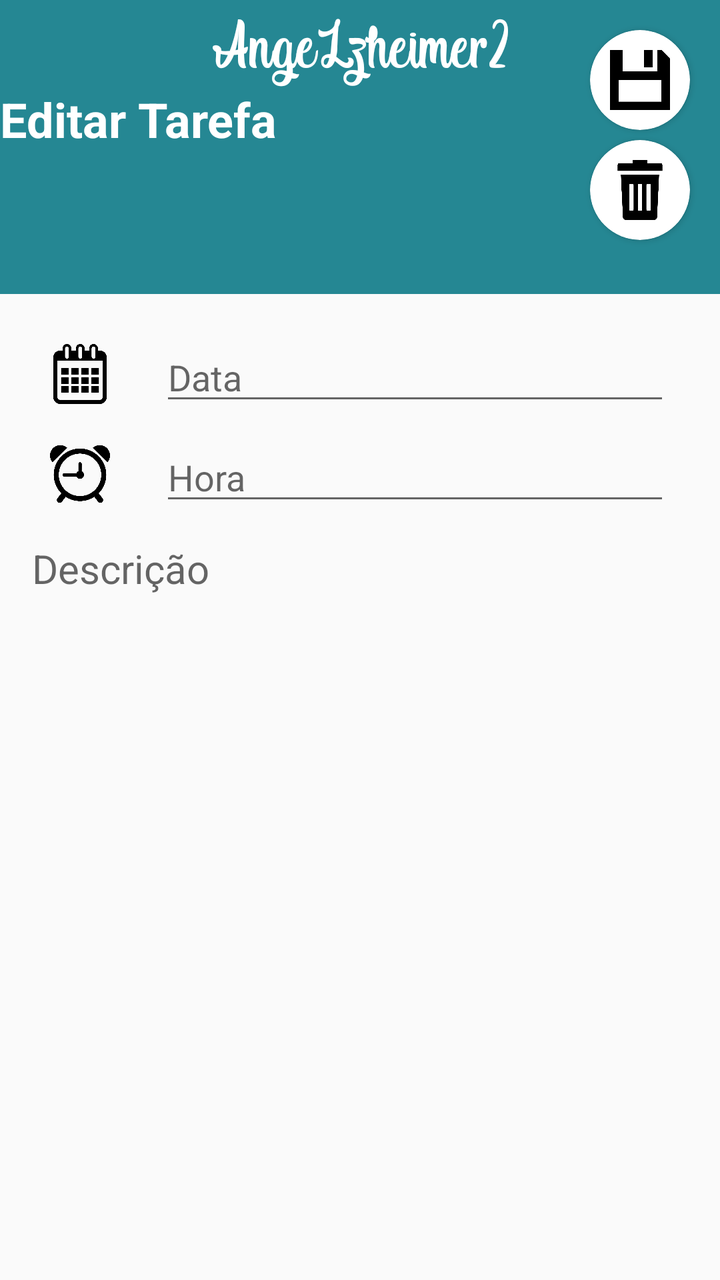
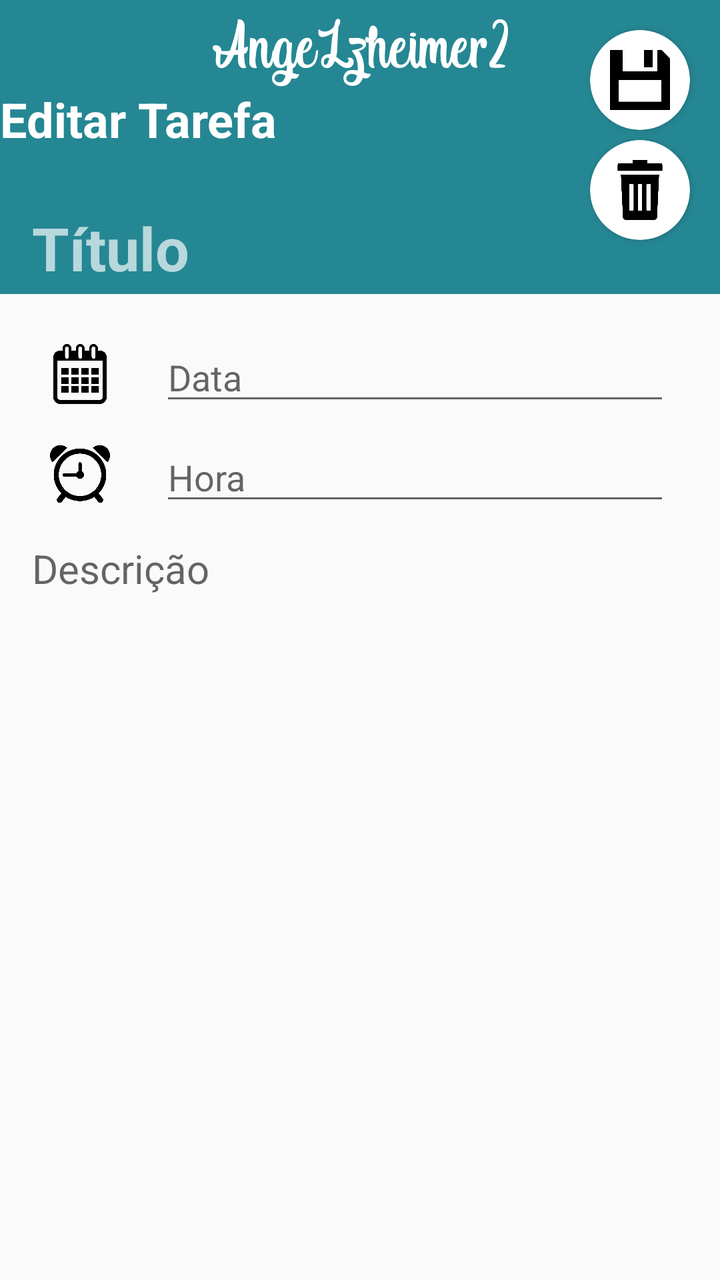

An Android layout rendered at two revisions. The XML below is the earlier revision; the diff shows what the commit changed to produce the second picture.
<!-- AndroidManifest.xml: application theme AppTheme.NoActionBar -->
<!-- res/layout/activity_edit_notes.xml -->
<?xml version="1.0" encoding="utf-8"?>
<androidx.constraintlayout.widget.ConstraintLayout xmlns:android="http://schemas.android.com/apk/res/android"
    xmlns:app="http://schemas.android.com/apk/res-auto"
    xmlns:tools="http://schemas.android.com/tools"
    android:layout_width="match_parent"
    android:layout_height="match_parent"
    tools:context=".paciente.ActivityAddTask">


    <EditText
        android:id="@+id/et_titulo"
        android:layout_width="0dp"
        android:layout_height="wrap_content"
        android:layout_marginStart="16dp"
        android:layout_marginTop="25dp"
        android:layout_marginEnd="10dp"
        android:background="@android:color/transparent"
        android:ems="10"
        android:hint="@string/Titulo"
        android:inputType="textShortMessage"
        android:maxLength="15"
        android:paddingTop="3dp"
        android:paddingBottom="3dp"
        android:textAlignment="textStart"
        android:textColor="#FFFFFF"
        android:textColorHint="#ADFFFFFF"
        android:textSize="30sp"
        android:textStyle="bold"
        app:layout_constraintEnd_toStartOf="@+id/cv_delete"
        app:layout_constraintStart_toStartOf="parent"
        app:layout_constraintTop_toBottomOf="@+id/textView3" />

    <EditText
        android:id="@+id/tv_data"
        android:layout_width="0dp"
        android:layout_height="wrap_content"
        android:layout_marginStart="25dp"
        android:layout_marginEnd="25dp"
        android:editable="false"
        android:focusable="false"
        android:focusableInTouchMode="false"
        android:hint="@string/date"
        android:inputType="date|none"
        android:textSize="18sp"
        app:layout_constraintBottom_toBottomOf="@+id/imageView2"
        app:layout_constraintEnd_toEndOf="parent"
        app:layout_constraintStart_toEndOf="@+id/imageView2"
        app:layout_constraintTop_toTopOf="@+id/imageView2" />

    <EditText
        android:id="@+id/tv_hora"
        android:layout_width="0dp"
        android:layout_height="wrap_content"
        android:layout_marginStart="25dp"
        android:layout_marginEnd="25dp"
        android:editable="false"
        android:focusable="false"
        android:focusableInTouchMode="false"
        android:hint="@string/hour"
        android:inputType="time"
        android:textSize="18sp"
        app:layout_constraintBottom_toBottomOf="@+id/imageView3"
        app:layout_constraintEnd_toEndOf="parent"
        app:layout_constraintStart_toEndOf="@+id/imageView2"
        app:layout_constraintTop_toTopOf="@+id/imageView3" />

    <EditText
        android:id="@+id/et_descricao"
        android:layout_width="0dp"
        android:layout_height="0dp"
        android:layout_marginStart="16dp"
        android:layout_marginTop="10dp"
        android:layout_marginEnd="16dp"
        android:layout_marginBottom="25dp"
        android:background="@android:color/transparent"
        android:ems="10"
        android:gravity="start|top"
        android:hint="@string/descricao"
        android:inputType="textMultiLine"
        android:paddingTop="3dp"
        android:textSize="20sp"
        app:layout_constraintBottom_toBottomOf="parent"
        app:layout_constraintEnd_toEndOf="parent"
        app:layout_constraintStart_toStartOf="parent"
        app:layout_constraintTop_toBottomOf="@+id/tv_hora" />

    <FrameLayout
        android:id="@+id/frameLayout"
        android:layout_width="match_parent"
        android:layout_height="0dp"
        android:background="@color/colorPrimary"
        app:layout_constraintBottom_toBottomOf="@+id/et_titulo"
        app:layout_constraintEnd_toEndOf="parent"
        app:layout_constraintStart_toStartOf="parent"
        app:layout_constraintTop_toTopOf="parent">

    </FrameLayout>

    <ImageView
        android:id="@+id/imageView2"
        android:layout_width="30dp"
        android:layout_height="30dp"
        android:layout_marginStart="25dp"
        android:layout_marginTop="25dp"
        app:layout_constraintStart_toStartOf="parent"
        app:layout_constraintTop_toBottomOf="@+id/frameLayout"
        app:srcCompat="@drawable/date" />

    <ImageView
        android:id="@+id/imageView3"
        android:layout_width="30dp"
        android:layout_height="30dp"
        android:layout_marginTop="20dp"
        app:layout_constraintStart_toStartOf="@+id/imageView2"
        app:layout_constraintTop_toBottomOf="@+id/imageView2"
        app:srcCompat="@drawable/hour" />

    <TextView
        android:id="@+id/textView2"
        android:layout_width="match_parent"
        android:layout_height="wrap_content"
        android:layout_gravity="center_horizontal"
        android:layout_marginTop="5dp"
        android:fontFamily="@font/indigo_daisy"
        android:gravity="center"
        android:text="@string/app_name"
        android:textColor="#FFFFFF"
        android:textSize="36sp"
        app:layout_constraintEnd_toEndOf="parent"
        app:layout_constraintStart_toStartOf="parent"
        app:layout_constraintTop_toTopOf="parent" />

    <TextView
        android:id="@+id/textView3"
        android:layout_width="match_parent"
        android:layout_height="wrap_content"
        android:text="@string/editTask"
        android:textAlignment="center"
        android:textColor="#FFFFFF"
        android:textSize="24sp"
        android:textStyle="bold"
        app:layout_constraintEnd_toEndOf="parent"
        app:layout_constraintStart_toStartOf="parent"
        app:layout_constraintTop_toBottomOf="@+id/textView2" />

    <androidx.cardview.widget.CardView
        android:id="@+id/cv_save"
        android:layout_width="50dp"
        android:layout_height="50dp"
        android:layout_marginTop="15dp"
        android:layout_marginEnd="15dp"
        android:clickable="true"
        android:foregroundGravity="center"
        app:cardCornerRadius="25dp"
        app:layout_constraintEnd_toEndOf="parent"
        app:layout_constraintTop_toTopOf="parent">

        <ImageView
            android:id="@+id/imageView4"
            android:layout_width="30dp"
            android:layout_height="30dp"
            android:layout_gravity="center"
            android:foregroundGravity="center"
            app:srcCompat="@drawable/save" />
    </androidx.cardview.widget.CardView>


    <androidx.cardview.widget.CardView
        android:id="@+id/cv_delete"
        android:layout_width="50dp"
        android:layout_height="50dp"
        android:layout_marginTop="5dp"
        android:layout_marginEnd="15dp"
        android:clickable="true"
        android:foregroundGravity="center"
        app:cardCornerRadius="25dp"
        app:layout_constraintEnd_toEndOf="parent"
        app:layout_constraintTop_toBottomOf="@+id/cv_save">

        <ImageView
            android:layout_width="30dp"
            android:layout_height="30dp"
            android:layout_gravity="center"
            android:foregroundGravity="center"
            app:srcCompat="@drawable/delete" />
    </androidx.cardview.widget.CardView>


</androidx.constraintlayout.widget.ConstraintLayout>
<!-- resources referenced by this layout -->
<resources>
  <color name="colorPrimary">#258793</color>
  <!-- drawable date: png bitmap (drawable, 5774 bytes) -->
  <!-- drawable delete: png bitmap (drawable, 4065 bytes) -->
  <!-- drawable hour: png bitmap (drawable, 11481 bytes) -->
  <!-- drawable save: png bitmap (drawable, 1899 bytes) -->
  <string name="Titulo">Título</string>
  <string name="app_name">AngeLzheimer2</string>
  <string name="date">Data</string>
  <string name="descricao">Descrição</string>
  <string name="editTask">Editar Tarefa</string>
  <string name="hour">Hora</string>
  <style name="AppTheme.NoActionBar">
          <item name="windowActionBar">false</item>
          <item name="windowNoTitle">true</item>
      </style>
</resources>

<!-- the commit's change to res/layout/activity_edit_notes.xml (unified diff, before → after) -->
@@ -6,6 +6,18 @@
     android:layout_height="match_parent"
     tools:context=".paciente.ActivityAddTask">
 
+
+    <FrameLayout
+        android:id="@+id/frameLayout"
+        android:layout_width="match_parent"
+        android:layout_height="0dp"
+        android:background="@color/colorPrimary"
+        app:layout_constraintBottom_toBottomOf="@+id/et_titulo"
+        app:layout_constraintEnd_toEndOf="parent"
+        app:layout_constraintStart_toStartOf="parent"
+        app:layout_constraintTop_toTopOf="parent">
+
+    </FrameLayout>
 
     <EditText
         android:id="@+id/et_titulo"
@@ -83,18 +95,6 @@
         app:layout_constraintEnd_toEndOf="parent"
         app:layout_constraintStart_toStartOf="parent"
         app:layout_constraintTop_toBottomOf="@+id/tv_hora" />
-
-    <FrameLayout
-        android:id="@+id/frameLayout"
-        android:layout_width="match_parent"
-        android:layout_height="0dp"
-        android:background="@color/colorPrimary"
-        app:layout_constraintBottom_toBottomOf="@+id/et_titulo"
-        app:layout_constraintEnd_toEndOf="parent"
-        app:layout_constraintStart_toStartOf="parent"
-        app:layout_constraintTop_toTopOf="parent">
-
-    </FrameLayout>
 
     <ImageView
         android:id="@+id/imageView2"
